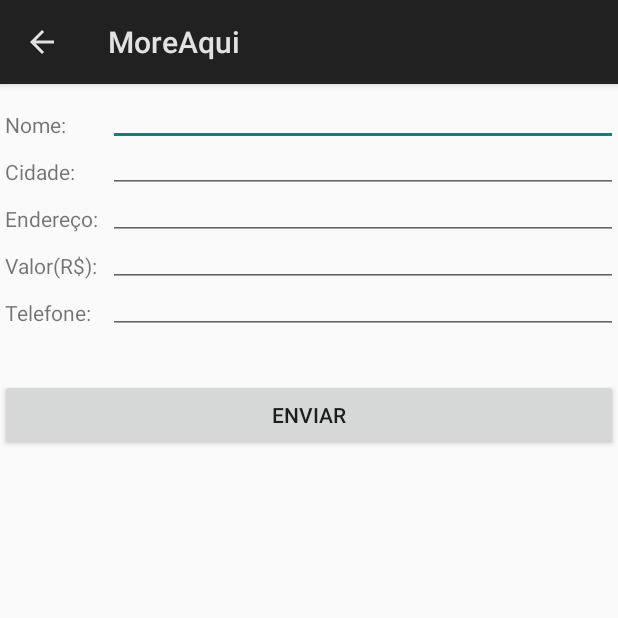
After one commit to COLTEC-TP/Trimestral-01, an Android app: the NovoImovelActivity screen opened directly, with no data from a screen before it, on a phone screen of 412 x 824 dp, the top half of it. The commit adds this screen. Run offline under Robolectric (Android 15) with nearby library versions, the phone set to English and light mode, and no system bars; 1 statement that could not run was skipped.

Commit message:
Prova Trimestral 1

```diff
--- a/app/build.gradle
+++ b/app/build.gradle
@@ -21,6 +21,7 @@
 dependencies {
     implementation fileTree(dir: 'libs', include: ['*.jar'])
     implementation 'com.android.support.constraint:constraint-layout:1.1.0'
+    implementation 'com.android.support:appcompat-v7:26.1.0'
     testImplementation 'junit:junit:4.12'
     androidTestImplementation 'com.android.support.test:runner:1.0.2'
     androidTestImplementation 'com.android.support.test.espresso:espresso-core:3.0.2'
--- a/app/src/main/AndroidManifest.xml
+++ b/app/src/main/AndroidManifest.xml
@@ -16,6 +16,7 @@
                 <category android:name="android.intent.category.LAUNCHER" />
             </intent-filter>
         </activity>
+        <activity android:name=".NovoImovelActivity"></activity>
     </application>
 
 </manifest>
--- /dev/null
+++ b/app/src/main/java/br/ufmg/coltec/tp/moreaqui/NovoImovelActivity.java
@@ -0,0 +1,41 @@
+package br.ufmg.coltec.tp.moreaqui;
+
+import android.app.ActionBar;
+import android.app.Activity;
+import android.os.Bundle;
+import android.view.View;
+import android.widget.Button;
+import android.widget.EditText;
+
+public class NovoImovelActivity extends Activity{
+
+    @Override
+    protected void onCreate(Bundle savedInstanceState) {
+        super.onCreate(savedInstanceState);
+        setContentView(R.layout.activity_novo_imovel);
+
+        ActionBar actionBar = getActionBar();
+        actionBar.setDisplayHomeAsUpEnabled(true);
+
+        Button enviar = findViewById(R.id.btnOk);
+        final EditText nome = findViewById(R.id.nome);
+        final EditText cidade = findViewById(R.id.cidade);
+        final EditText endereco = findViewById(R.id.endereco);
+        final EditText valor = findViewById(R.id.valor);
+        final double v = Double.parseDouble(valor.toString());
+        final EditText tel = findViewById(R.id.telefone);
+
+        enviar.setOnClickListener(new View.OnClickListener() {
+            public void onClick(View view) {
+                ImovelDAO dao = ImovelDAO.getInstance();
+
+                dao.adicionarImovel(new Imovel(nome.toString(),
+                        cidade.toString(),
+                        endereco.toString(),
+                        v,
+                        tel.toString())
+                );
+            }
+        });
+    }
+}
--- /dev/null
+++ b/app/src/main/res/layout/activity_novo_imovel.xml
@@ -0,0 +1,38 @@
+<?xml version="1.0" encoding="utf-8"?>
+<TableLayout xmlns:android="http://schemas.android.com/apk/res/android"
+    xmlns:app="http://schemas.android.com/apk/res-auto"
+    xmlns:tools="http://schemas.android.com/tools"
+    android:layout_width="match_parent"
+    android:layout_height="match_parent"
+    android:stretchColumns="1">
+
+    <TableRow>
+        <TextView android:text="Nome: " android:padding="3dip" android:layout_marginTop="10dp"/>
+        <EditText android:padding="3dp" android:inputType="text" android:layout_marginTop="10dp"
+            android:id="@+id/nome"/>
+    </TableRow>
+    <TableRow>
+        <TextView android:text="Cidade: " android:padding="3dip"/>
+        <EditText android:padding="3dp" android:inputType="text"
+            android:id="@+id/cidade"/>
+    </TableRow>
+    <TableRow>
+        <TextView android:text="Endereço: " android:padding="3dip"/>
+        <EditText android:padding="3dp" android:inputType="text"
+            android:id="@+id/endereco"/>
+    </TableRow>
+    <TableRow>
+        <TextView android:text="Valor(R$): " android:padding="3dip"/>
+        <EditText android:padding="3dp" android:inputType="text"
+            android:id="@+id/valor"/>
+    </TableRow>
+    <TableRow>
+        <TextView android:text="Telefone: " android:padding="3dip"/>
+        <EditText android:padding="3dp" android:inputType="number"
+            android:id="@+id/telefone"/>
+    </TableRow>
+
+    <Button android:text="Enviar"
+        android:layout_marginTop="30dp"
+        android:id="@+id/btnOk"/>
+</TableLayout>
```
Also changed, not shown: app/src/main/java/br/ufmg/coltec/tp/moreaqui/ImoveisAdapter.java (+19 -2 lines), app/src/main/java/br/ufmg/coltec/tp/moreaqui/MainActivity.java (+26 -0 lines), app/src/main/res/layout/adapter_imoveis.xml (added, +54 -0 lines), app/src/main/res/menu/menu_main.xml (added, +9 -0 lines).
